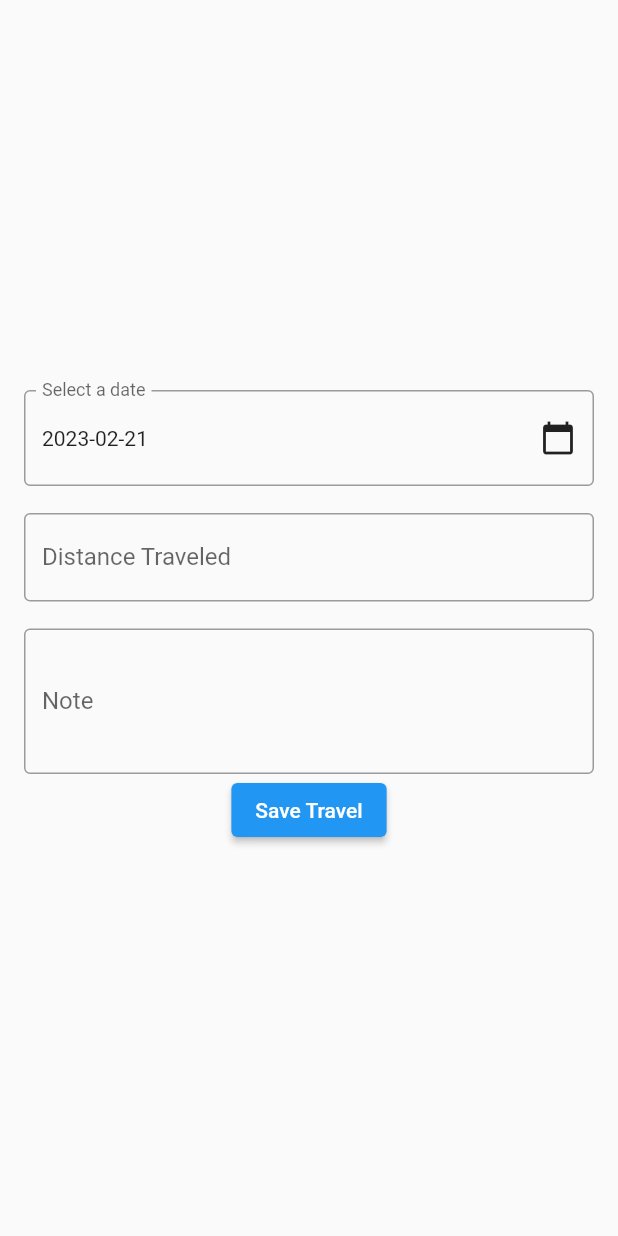
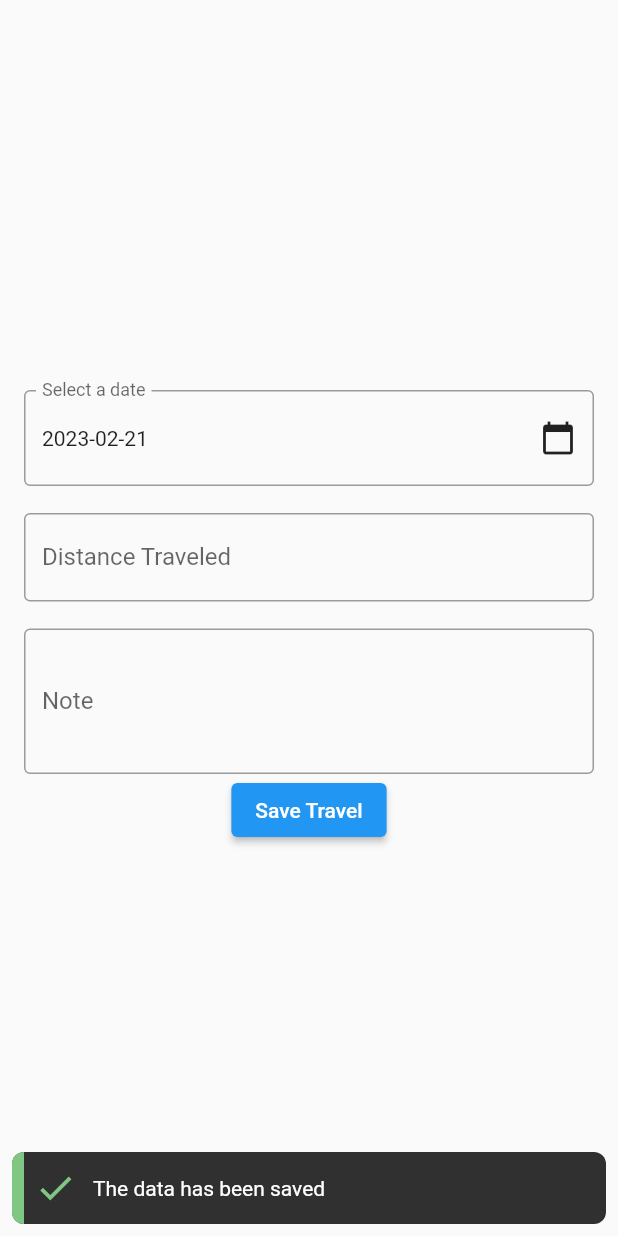
Before and after one commit to shahiutsav/travel_utility, a Flutter app: the screen it shows after launch, after a tap on "Save Travel", on a phone screen of 412 x 824 dp. Run offline on Flutter 3.47's test engine with Material 2 defaults, Android fonts, the phone set to English and light mode, and no system bars; drawn by our look-alikes of another_flushbar.

Commit message:
Save the data provided to storage
A custom model has been created to structure how the data is to be stored in the future (not used currently). The data IS being stored in the device storage and a flushbar is shown everytime the user clicks the button.

```diff
--- /dev/null
+++ b/lib/common/services/handle_storage.dart
@@ -0,0 +1,40 @@
+import 'dart:convert';
+import 'dart:io';
+
+import 'package:path_provider/path_provider.dart';
+
+class HandleStorage {
+  Future<void> createInitialData() async {
+    final file = File('${(await getApplicationDocumentsDirectory()).path}/travel_data.json');
+
+    if (!file.existsSync()) {
+      final initialData = {
+        "version": 1,
+        "headers": "travel-data",
+        "db": {"entries": []}
+      };
+      await file.writeAsString(json.encode(initialData));
+    }
+  }
+
+  void addEntry({
+    required String distance,
+    required DateTime date,
+    required String note,
+  }) async {
+    final file = File('${(await getApplicationDocumentsDirectory()).path}/travel_data.json');
+    final contents = await file.readAsString();
+    final data = json.decode(contents);
+
+    final newEntry = {
+      "uuid": "",
+      "distance": distance,
+      "date": date.toIso8601String(),
+      "note": note,
+    };
+
+    data['db']['entries'].add(newEntry);
+    final jsonStr = json.encode(data);
+    await file.writeAsString(jsonStr);
+  }
+}
--- a/lib/main.dart
+++ b/lib/main.dart
@@ -1,21 +1,34 @@
+import 'package:another_flushbar/flushbar.dart';
 import 'package:flutter/material.dart';
+import 'package:travel_utility/common/services/handle_storage.dart';
 import 'package:travel_utility/common/widgets/date_picker_form_field.dart';
 
 void main() {
-  runApp(MainApp());
+  WidgetsFlutterBinding.ensureInitialized();
+  HandleStorage().createInitialData().then((_) {
+    runApp(MainApp());
+  });
 }
 
 class MainApp extends StatelessWidget {
   MainApp({super.key});
 
+  final HandleStorage saveData = HandleStorage();
+
   final TextEditingController _distanceTraveledController = TextEditingController();
   final TextEditingController _noteController = TextEditingController();
   final distanceTraveledFocusNode = FocusNode();
   final noteFocusNode = FocusNode();
+  final GlobalKey<NavigatorState> navigatorKey = GlobalKey<NavigatorState>();
 
   void _unFocus() {
     distanceTraveledFocusNode.unfocus();
     noteFocusNode.unfocus();
+  }
+
+  void _clearController() {
+    _distanceTraveledController.clear();
+    _noteController.clear();
   }
 
   void _saveTravel({
@@ -23,24 +36,22 @@ class MainApp extends StatelessWidget {
     required DateTime date,
     required String note,
   }) {
-    final data = [
-      {
-        'distanceTraveled': distanceTraveled,
-        'date': date,
-        'note': note,
-      },
-    ];
-    print(data);
+    saveData.addEntry(
+      distance: distanceTraveled,
+      date: date,
+      note: note,
+    );
   }
 
   @override
   Widget build(BuildContext context) {
     DateTime dateToSave = DateTime.now();
     return MaterialApp(
-      home: GestureDetector(
-        onTap: _unFocus,
-        child: Scaffold(
-          body: Padding(
+      navigatorKey: navigatorKey,
+      home: Scaffold(
+        body: GestureDetector(
+          onTap: _unFocus,
+          child: Padding(
             padding: const EdgeInsets.all(16.0),
             child: Center(
               child: Column(
@@ -74,12 +85,14 @@ class MainApp extends StatelessWidget {
                   ),
                   ElevatedButton(
                     onPressed: () {
-                      _unFocus();
                       _saveTravel(
                         distanceTraveled: _distanceTraveledController.text,
                         date: dateToSave,
                         note: _noteController.text,
                       );
+                      showFlushbar(navigatorKey.currentContext!);
+                      _unFocus();
+                      _clearController();
                     },
                     child: const Text('Save Travel'),
                   ),
@@ -92,3 +105,18 @@ class MainApp extends StatelessWidget {
     );
   }
 }
+
+void showFlushbar(BuildContext context) {
+  Flushbar(
+    message: 'The data has been saved',
+    icon: Icon(
+      Icons.check,
+      size: 28.0,
+      color: Colors.green.shade300,
+    ),
+    margin: const EdgeInsets.all(8),
+    borderRadius: BorderRadius.circular(8),
+    leftBarIndicatorColor: Colors.green.shade300,
+    duration: const Duration(seconds: 3),
+  ).show(context);
+}
--- /dev/null
+++ b/lib/models/travel_data/db.dart
@@ -0,0 +1,39 @@
+import 'dart:convert';
+
+import 'entry.dart';
+
+class Db {
+  List<Entry>? entries;
+
+  Db({this.entries});
+
+  factory Db.fromMap(Map<String, dynamic> data) => Db(
+        entries: (data['entries'] as List<dynamic>?)
+            ?.map((e) => Entry.fromMap(e as Map<String, dynamic>))
+            .toList(),
+      );
+
+  Map<String, dynamic> toMap() => {
+        'entries': entries?.map((e) => e.toMap()).toList(),
+      };
+
+  /// `dart:convert`
+  ///
+  /// Parses the string and returns the resulting Json object as [Db].
+  factory Db.fromJson(String data) {
+    return Db.fromMap(json.decode(data) as Map<String, dynamic>);
+  }
+
+  /// `dart:convert`
+  ///
+  /// Converts [Db] to a JSON string.
+  String toJson() => json.encode(toMap());
+
+  Db copyWith({
+    List<Entry>? entries,
+  }) {
+    return Db(
+      entries: entries ?? this.entries,
+    );
+  }
+}
--- /dev/null
+++ b/lib/models/travel_data/travel_data.dart
@@ -0,0 +1,49 @@
+import 'dart:convert';
+
+import 'db.dart';
+
+class TravelData {
+  int? version;
+  String? headers;
+  Db? db;
+
+  TravelData({this.version, this.headers, this.db});
+
+  factory TravelData.fromMap(Map<String, dynamic> data) => TravelData(
+        version: data['version'] as int?,
+        headers: data['headers'] as String?,
+        db: data['db'] == null
+            ? null
+            : Db.fromMap(data['db'] as Map<String, dynamic>),
+      );
+
+  Map<String, dynamic> toMap() => {
+        'version': version,
+        'headers': headers,
+        'db': db?.toMap(),
+      };
+
+  /// `dart:convert`
+  ///
+  /// Parses the string and returns the resulting Json object as [TravelData].
+  factory TravelData.fromJson(String data) {
+    return TravelData.fromMap(json.decode(data) as Map<String, dynamic>);
+  }
+
+  /// `dart:convert`
+  ///
+  /// Converts [TravelData] to a JSON string.
+  String toJson() => json.encode(toMap());
+
+  TravelData copyWith({
+    int? version,
+    String? headers,
+    Db? db,
+  }) {
+    return TravelData(
+      version: version ?? this.version,
+      headers: headers ?? this.headers,
+      db: db ?? this.db,
+    );
+  }
+}
--- a/pubspec.yaml
+++ b/pubspec.yaml
@@ -7,9 +7,11 @@ environment:
   sdk: '>=2.19.2 <3.0.0'
 
 dependencies:
+  another_flushbar: ^1.12.29
   flutter:
     sdk: flutter
   intl: ^0.18.0
+  path_provider: ^2.0.12
 
 dev_dependencies:
   flutter_lints: ^2.0.0
```
Also changed, not shown: lib/models/travel_data/entry.dart (added, +50 -0 lines), pubspec.lock, 1 other file.
